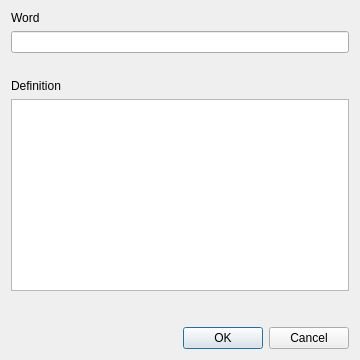
sangpham2710/CS163-Project, file dialogaddnewword.ui: the form before one commit.
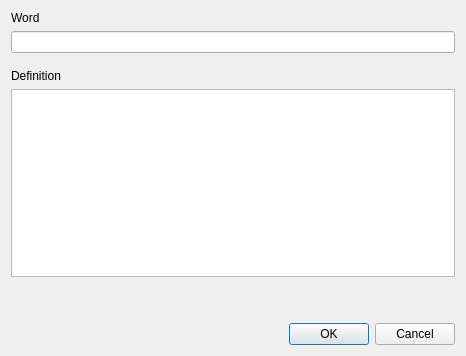
The form after the commit.

```diff
--- a/dialogaddnewword.ui
+++ b/dialogaddnewword.ui
@@ -6,13 +6,15 @@
    <rect>
     <x>0</x>
     <y>0</y>
-    <width>360</width>
-    <height>360</height>
+    <width>466</width>
+    <height>356</height>
    </rect>
   </property>
   <property name="windowTitle">
    <string>Dialog</string>
   </property>
+  <layout class="QHBoxLayout" name="horizontalLayout">
+   <item>
   <layout class="QVBoxLayout" name="verticalLayout_4">
    <item>
     <layout class="QVBoxLayout" name="verticalLayout_3">
@@ -20,9 +22,6 @@
       <layout class="QVBoxLayout" name="verticalLayout_2">
        <item>
         <widget class="QLabel" name="labelNewWord">
-         <property name="enabled">
-          <bool>true</bool>
-         </property>
          <property name="text">
           <string>Word</string>
          </property>
@@ -34,7 +33,9 @@
       </layout>
      </item>
      <item>
-      <spacer name="verticalSpacer">
+        <layout class="QVBoxLayout" name="verticalLayoutNewDefinition">
+         <item>
+          <spacer name="verticalSpacer_2">
        <property name="orientation">
         <enum>Qt::Vertical</enum>
        </property>
@@ -44,13 +45,11 @@
        <property name="sizeHint" stdset="0">
         <size>
          <width>20</width>
-         <height>20</height>
+             <height>10</height>
         </size>
        </property>
       </spacer>
      </item>
-     <item>
-      <layout class="QVBoxLayout" name="verticalLayout">
        <item>
         <widget class="QLabel" name="labelNewDefinition">
          <property name="text">
@@ -59,24 +58,14 @@
         </widget>
        </item>
        <item>
-        <widget class="QTextEdit" name="textEditNewDefinition">
-         <property name="enabled">
-          <bool>true</bool>
-         </property>
-         <property name="sizePolicy">
-          <sizepolicy hsizetype="MinimumExpanding" vsizetype="Maximum">
-           <horstretch>0</horstretch>
-           <verstretch>0</verstretch>
-          </sizepolicy>
-         </property>
-        </widget>
+          <widget class="QTextEdit" name="textEditNewDefinition"/>
        </item>
       </layout>
      </item>
     </layout>
    </item>
    <item>
-    <spacer name="verticalSpacer_2">
+      <spacer name="verticalSpacer">
      <property name="orientation">
       <enum>Qt::Vertical</enum>
      </property>
@@ -86,7 +75,7 @@
      <property name="sizeHint" stdset="0">
       <size>
        <width>20</width>
-       <height>20</height>
+         <height>40</height>
       </size>
      </property>
     </spacer>
@@ -102,6 +91,8 @@
     </widget>
    </item>
   </layout>
+   </item>
+  </layout>
  </widget>
  <resources/>
  <connections>
```
Left out of the diff: 8 changed lines with no effect on the pictures. Lines whose indentation alone changed are shown as unchanged.
